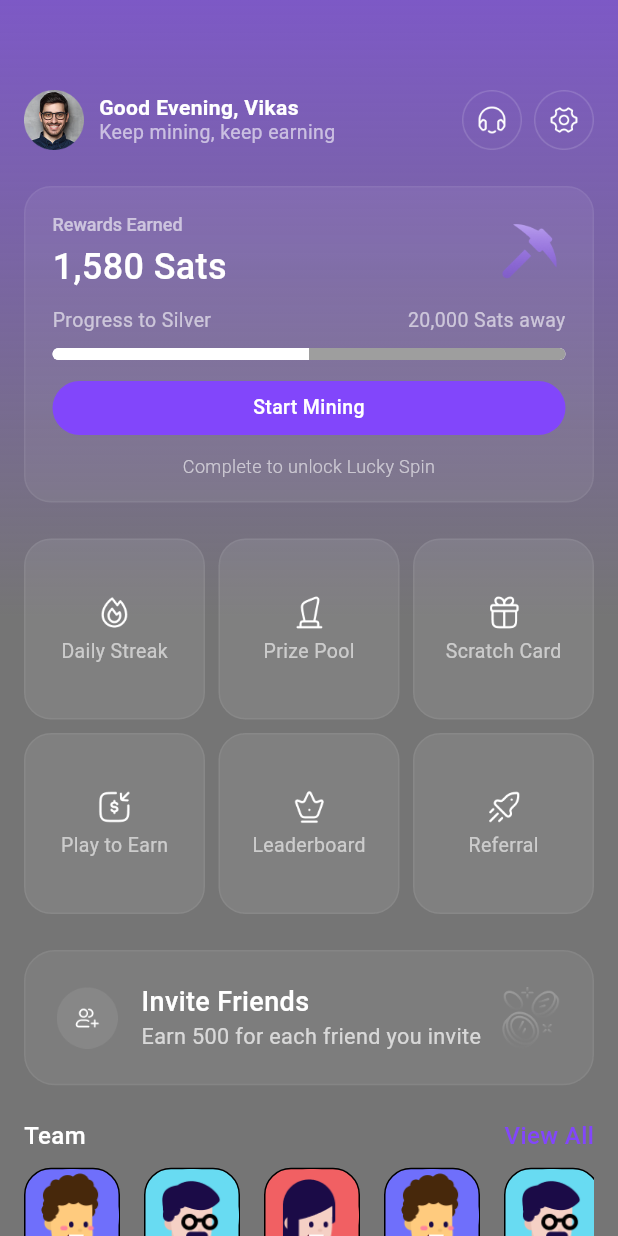
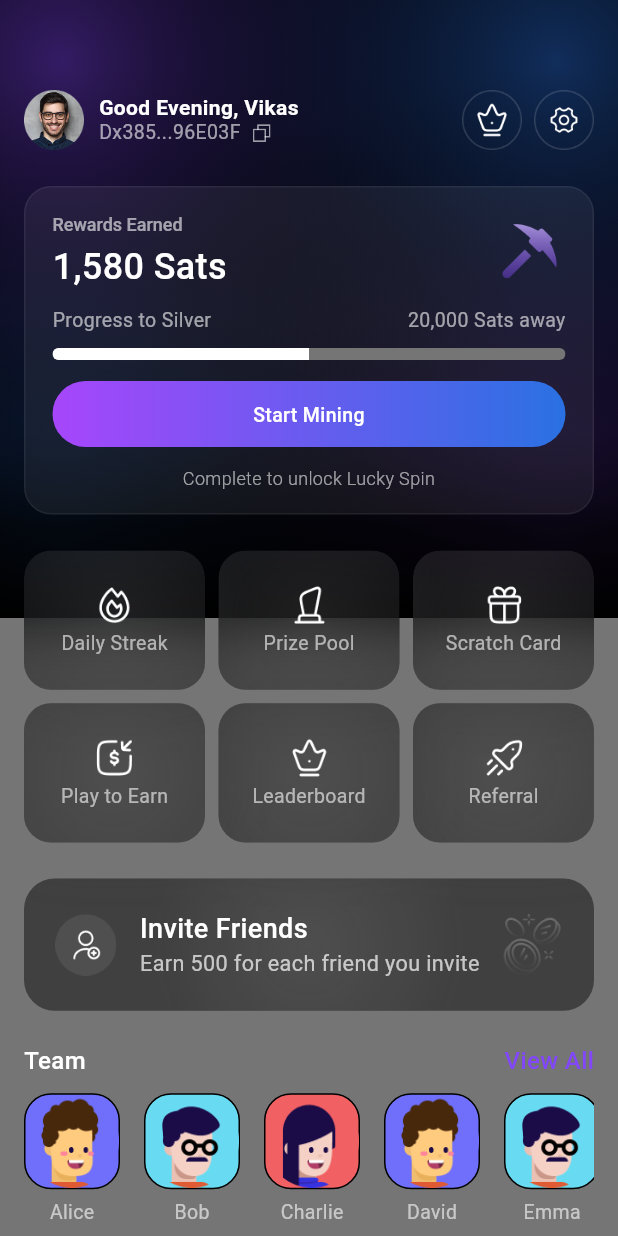
Before and after one commit to AvijitDasAvi/Project-Task, a Flutter app: the screen it shows after launch, on a phone screen of 412 x 824 dp. Run offline on Flutter 3.47's test engine with Material 3 defaults, Android fonts, the phone set to English and light mode, and no system bars; our stand-ins replace get.

Commit message:
made home screen gradient more accurate

```diff
--- a/lib/feature/home/screen/home_screen.dart
+++ b/lib/feature/home/screen/home_screen.dart
@@ -59,18 +59,86 @@ class HomeScreen extends StatelessWidget {
       body: SingleChildScrollView(
         child: Stack(
           children: [
+            // Base black background
+            Container(height: 412, width: double.infinity, color: Colors.black),
+            // Upper left - Purple gradient
+            Container(
+              height: 412,
+              width: double.infinity,
+              decoration: BoxDecoration(
+                gradient: RadialGradient(
+                  colors: [
+                    Color(0xFF8246FB).withValues(alpha: 0.4), // #8246FB66
+                    Colors.transparent,
+                  ],
+                  stops: const [0.0, 1.0],
+                  center: Alignment(-0.8, -0.8), // Upper left positioning
+                  radius: 0.8,
+                ),
+              ),
+            ),
+            // Upper right - Blue gradient
+            Container(
+              height: 412,
+              width: double.infinity,
+              decoration: BoxDecoration(
+                gradient: RadialGradient(
+                  colors: [
+                    Color(0xFF2A71E3).withValues(alpha: 0.4), // #2A71E366
+                    Colors.transparent,
+                  ],
+                  stops: const [0.0, 1.0],
+                  center: Alignment(0.8, -0.8), // Upper right positioning
+                  radius: 0.8,
+                ),
+              ),
+            ),
+            // Bottom left - Blue gradient
+            Container(
+              height: 412,
+              width: double.infinity,
+              decoration: BoxDecoration(
+                gradient: RadialGradient(
+                  colors: [
+                    Color(0xFF2A71E3).withValues(alpha: 0.4), // #2A71E366
+                    Colors.transparent,
+                  ],
+                  stops: const [0.0, 1.0],
+                  center: Alignment(-0.8, 0.8), // Bottom left positioning
+                  radius: 0.8,
+                ),
+              ),
+            ),
+            // Bottom right - Purple gradient
+            Container(
+              height: 412,
+              width: double.infinity,
+              decoration: BoxDecoration(
+                gradient: RadialGradient(
+                  colors: [
+                    Color(0xFF8246FB).withValues(alpha: 0.4), // #8246FB66
+                    Colors.transparent,
+                  ],
+                  stops: const [0.0, 1.0],
+                  center: Alignment(0.8, 0.8), // Bottom right positioning
+                  radius: 0.8,
+                ),
+              ),
+            ),
+            // Bottom fade to black overlay for smooth transition
             Container(
               height: 412,
               width: double.infinity,
               decoration: BoxDecoration(
                 gradient: LinearGradient(
                   colors: [
-                    // ignore: deprecated_member_use
-                    Color(0xFF8246FB).withValues(alpha: 0.6),
-                    // ignore: deprecated_member_use
-                    Color(0xFF8246FB).withValues(alpha: 0.0),
+                    Colors.transparent,
+                    Colors.transparent,
+                    Colors.black.withValues(alpha: 0.3),
+                    Colors.black.withValues(alpha: 0.8),
+                    Colors.black,
                   ],
-                  stops: const [0.0, 1.0],
+                  stops: const [0.0, 0.5, 0.7, 0.85, 1.0],
                   begin: Alignment.topCenter,
                   end: Alignment.bottomCenter,
                 ),
@@ -98,7 +166,7 @@ class HomeScreen extends StatelessWidget {
                       const SizedBox(width: 10),
                       Column(
                         crossAxisAlignment: CrossAxisAlignment.start,
-                        children: const [
+                        children: [
                           Text(
                             'Good Evening, Vikas',
                             style: TextStyle(
@@ -108,8 +176,10 @@ class HomeScreen extends StatelessWidget {
                               height: 1.2,
                             ),
                           ),
+                          Row(
+                            children: [
                               Text(
-                            'Keep mining, keep earning',
+                                'Dx385...96E03F',
                                 style: TextStyle(
                                   color: Colors.white60,
                                   fontWeight: FontWeight.w400,
@@ -117,11 +187,19 @@ class HomeScreen extends StatelessWidget {
                                   height: 1.2,
                                 ),
                               ),
+                              SizedBox(width: 6),
+                              Image.asset(
+                                'assets/icons/copy_icon.png',
+                                height: 16,
+                                width: 16,
+                              ),
+                            ],
+                          ),
                         ],
                       ),
                       const Spacer(),
                       Image.asset(
-                        'assets/icons/headphone.png',
+                        'assets/icons/crown_icon.png',
                         height: 40,
                         width: 40,
                       ),
@@ -145,7 +223,7 @@ class HomeScreen extends StatelessWidget {
                           crossAxisCount: 3,
                           crossAxisSpacing: 9,
                           mainAxisSpacing: 9,
-                          childAspectRatio: 1,
+                          childAspectRatio: 1.3,
                         ),
                     itemCount: gridData.length,
                     itemBuilder: (context, index) {
@@ -200,7 +278,7 @@ class HomeScreen extends StatelessWidget {
                     ),
                   ),
                   Text(
-                    'Tasks',
+                    'Milestones',
                     style: TextStyle(
                       fontWeight: FontWeight.w500,
                       fontSize: 16,
--- a/lib/feature/home/widget/add_container.dart
+++ b/lib/feature/home/widget/add_container.dart
@@ -1,4 +1,5 @@
 import 'package:flutter/material.dart';
+import 'dart:ui';
 
 class AddContainer extends StatelessWidget {
   const AddContainer({super.key});
@@ -15,15 +16,22 @@ class AddContainer extends StatelessWidget {
     final fontSizeLarge = screenWidth * 0.045;
     final fontSizeSmall = screenWidth * 0.035;
 
-    return Container(
+    return ClipRRect(
+      borderRadius: BorderRadius.circular(borderRadius),
+      child: BackdropFilter(
+        filter: ImageFilter.blur(sigmaX: 20, sigmaY: 20),
+        child: Container(
           padding: EdgeInsets.all(padding),
           decoration: BoxDecoration(
-        color: Color(0xFFFFFFFF).withOpacity(0.06),
+            gradient: RadialGradient(
+              colors: [
+                Color(0xFFFFFFFF).withValues(alpha: 0.12),
+                Color(0xFFFFFFFF).withValues(alpha: 0.05),
+              ],
+              center: Alignment.center,
+              radius: 1.2,
+            ),
             borderRadius: BorderRadius.circular(borderRadius),
-        border: Border.all(
-          color: Colors.white.withOpacity(0.06),
-          width: 1,
-        ),
           ),
           child: Row(
             children: [
@@ -62,6 +70,8 @@ class AddContainer extends StatelessWidget {
               ),
             ],
           ),
+        ),
+      ),
     );
   }
 }
--- a/lib/feature/home/widget/grid_container.dart
+++ b/lib/feature/home/widget/grid_container.dart
@@ -1,4 +1,5 @@
 import 'package:flutter/material.dart';
+import 'dart:ui';
 
 class GridContainer extends StatelessWidget {
   final String iconPath;
@@ -8,14 +9,20 @@ class GridContainer extends StatelessWidget {
 
   @override
   Widget build(BuildContext context) {
-    return Container(
-      padding: const EdgeInsets.all(12),
+    return ClipRRect(
+      borderRadius: BorderRadius.circular(18),
+      child: BackdropFilter(
+        filter: ImageFilter.blur(sigmaX: 20, sigmaY: 20),
+        child: Container(
+          padding: const EdgeInsets.all(8),
           decoration: BoxDecoration(
-        color: Color(0xFFFFFFFF).withOpacity(0.08),
-        border: Border.all(
-          width: 1,
-          // ignore: deprecated_member_use
-          color: Colors.white.withOpacity(0.06),
+            gradient: RadialGradient(
+              colors: [
+                Color(0xFFFFFFFF).withValues(alpha: 0.12),
+                Color(0xFFFFFFFF).withValues(alpha: 0.05),
+              ],
+              center: Alignment.center,
+              radius: 1.2,
             ),
             borderRadius: BorderRadius.circular(18),
           ),
@@ -24,12 +31,12 @@ class GridContainer extends StatelessWidget {
             children: [
               Image.asset(
                 iconPath,
-            height: 24,
-            width: 24,
+                height: 28,
+                width: 28,
                 errorBuilder: (context, error, stackTrace) =>
-                const Icon(Icons.error, size: 24, color: Colors.white),
+                    const Icon(Icons.error, size: 28, color: Colors.white),
               ),
-          const SizedBox(height: 6),
+              const SizedBox(height: 4),
               Text(
                 title,
                 style: const TextStyle(
@@ -41,6 +48,8 @@ class GridContainer extends StatelessWidget {
               ),
             ],
           ),
+        ),
+      ),
     );
   }
 }
--- a/lib/feature/home/widget/rewards_container.dart
+++ b/lib/feature/home/widget/rewards_container.dart
@@ -5,18 +5,18 @@ class RewardsContainer extends StatelessWidget {
 
   @override
   Widget build(BuildContext context) {
+    // Define the progress value. 0.4 represents 40% to match the visual design.
+    const double progress = 0.5;
+
     return Container(
       width: double.infinity,
       decoration: BoxDecoration(
         borderRadius: BorderRadius.circular(18),
         border: Border.all(
-          // ignore: deprecated_member_use
-          color: Colors.white.withOpacity(0.06),
+          color: Colors.white.withValues(alpha: 0.06),
           width: 1,
         ),
-
-        // ignore: deprecated_member_use
-        color: Colors.white.withOpacity(0.06),
+        color: Colors.white.withValues(alpha: 0.06),
       ),
       padding: const EdgeInsets.fromLTRB(18, 18, 18, 16),
       child: Column(
@@ -24,7 +24,7 @@ class RewardsContainer extends StatelessWidget {
         children: [
           Row(
             children: [
-              Column(
+              const Column(
                 crossAxisAlignment: CrossAxisAlignment.start,
                 children: [
                   Text(
@@ -35,7 +35,6 @@ class RewardsContainer extends StatelessWidget {
                       fontSize: 12,
                       height: 1.2,
                       letterSpacing: 0,
-                      // ignore: deprecated_member_use
                       color: Colors.white60,
                     ),
                   ),
@@ -52,12 +51,12 @@ class RewardsContainer extends StatelessWidget {
                   ),
                 ],
               ),
-              Spacer(),
+              const Spacer(),
               Image.asset('assets/icons/logo.png', height: 48, width: 48),
             ],
           ),
-          SizedBox(height: 14),
-          Row(
+          const SizedBox(height: 14),
+          const Row(
             mainAxisAlignment: MainAxisAlignment.spaceBetween,
             children: [
               Text(
@@ -80,60 +79,55 @@ class RewardsContainer extends StatelessWidget {
               ),
             ],
           ),
-          SizedBox(height: 10),
-          Container(
-            width: double.infinity,
-            height: 8,
-            decoration: BoxDecoration(
-              color: Colors.white,
-              borderRadius: BorderRadius.circular(4),
-            ),
-            child: Row(
-              children: [
-                Expanded(
-                  child: Container(
-                    decoration: const BoxDecoration(
-                      color: Colors.white,
-                      borderRadius: BorderRadius.horizontal(
-                        left: Radius.circular(4),
-                      ),
-                    ),
+          const SizedBox(height: 10),
+          // Use ClipRRect to ensure the child widgets are clipped with the same border radius.
+          ClipRRect(
+            borderRadius: BorderRadius.circular(4.0),
+            child: SizedBox(
+              height: 8,
+              child: Stack(
+                children: [
+                  // This is the background of the progress bar (the "unfilled" part).
+                  Container(
+                    color: const Color(
+                      0xFF757575,
+                    ), // A gray color that matches the design.
                   ),
-                ),
-                Expanded(
-                  child: Container(
-                    decoration: const BoxDecoration(
-                      color: Colors.grey,
-                      borderRadius: BorderRadius.horizontal(
-                        right: Radius.circular(4),
-                      ),
-                    ),
+                  // This is the progress indicator (the "filled" part).
+                  // FractionallySizedBox sets the width based on the progress value.
+                  FractionallySizedBox(
+                    widthFactor: progress, // Represents 40% progress.
+                    child: Container(color: Colors.white),
                   ),
-                ),
-              ],
+                ],
+              ),
             ),
           ),
-          SizedBox(height: 14),
+          const SizedBox(height: 14),
           Container(
-            padding: EdgeInsets.symmetric(horizontal: 12, vertical: 10),
+            padding: const EdgeInsets.symmetric(horizontal: 12, vertical: 13),
             width: double.infinity,
             decoration: BoxDecoration(
               borderRadius: BorderRadius.circular(100),
-              color: Color(0xFF8246FB),
+              gradient: const LinearGradient(
+                colors: [Color(0xFFA746FB), Color(0xFF2A71E3)],
+                begin: Alignment.centerLeft,
+                end: Alignment.centerRight,
+              ),
             ),
-            child: Text(
+            child: const Text(
               'Start Mining',
               style: TextStyle(
                 fontWeight: FontWeight.w500,
                 fontSize: 13,
-                height: 1.2,
+                height: 1.4,
                 color: Colors.white,
               ),
               textAlign: TextAlign.center,
             ),
           ),
-          SizedBox(height: 14),
-          Center(
+          const SizedBox(height: 14),
+          const Center(
             child: Text(
               'Complete to unlock Lucky Spin',
               style: TextStyle(
--- a/lib/feature/home/widget/task_item.dart
+++ b/lib/feature/home/widget/task_item.dart
@@ -148,6 +148,16 @@ class TaskItem extends StatelessWidget {
                     ],
                   ),
                 ),
+                Text(
+                  coins ?? '+10',
+                  style: TextStyle(
+                    color: isLocked
+                        ? Colors.grey.shade600
+                        : const Color(0xFFE0CD67), // #E0CD67
+                    fontSize: 13,
+                    fontWeight: FontWeight.w500,
+                  ),
+                ),
               ],
             ),
           ),
```
Also changed, not shown: assets/icons/add.png, assets/icons/copy_icon.png (added), assets/icons/crown_icon.png (added). Lines whose indentation alone changed are shown as unchanged.
